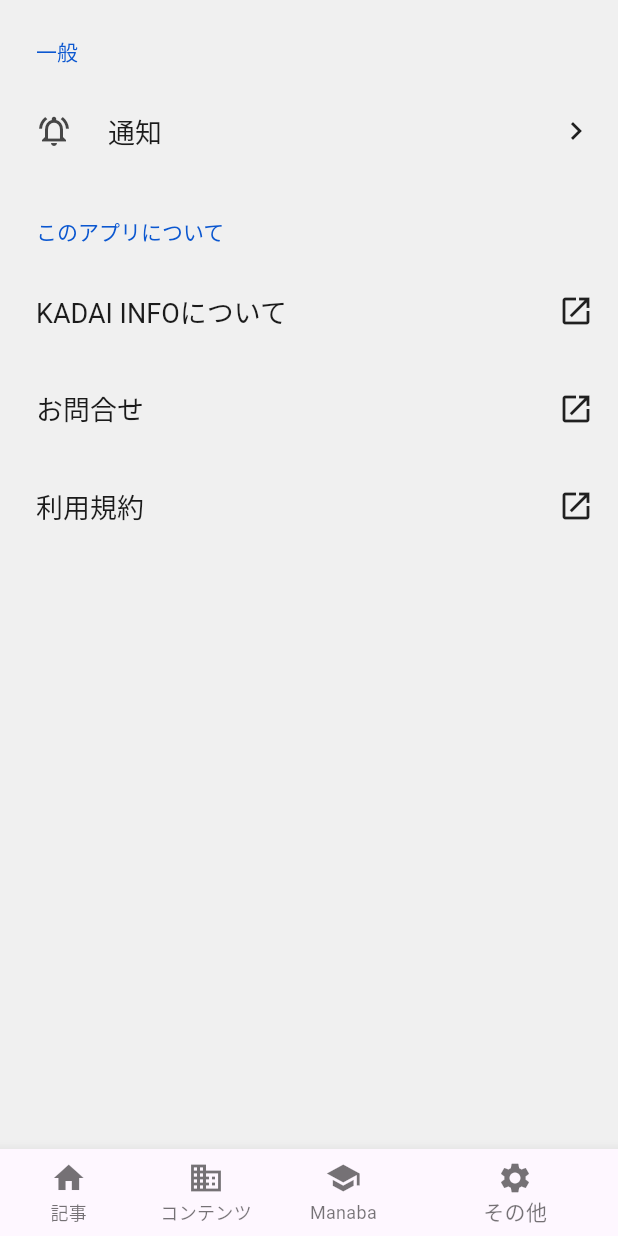
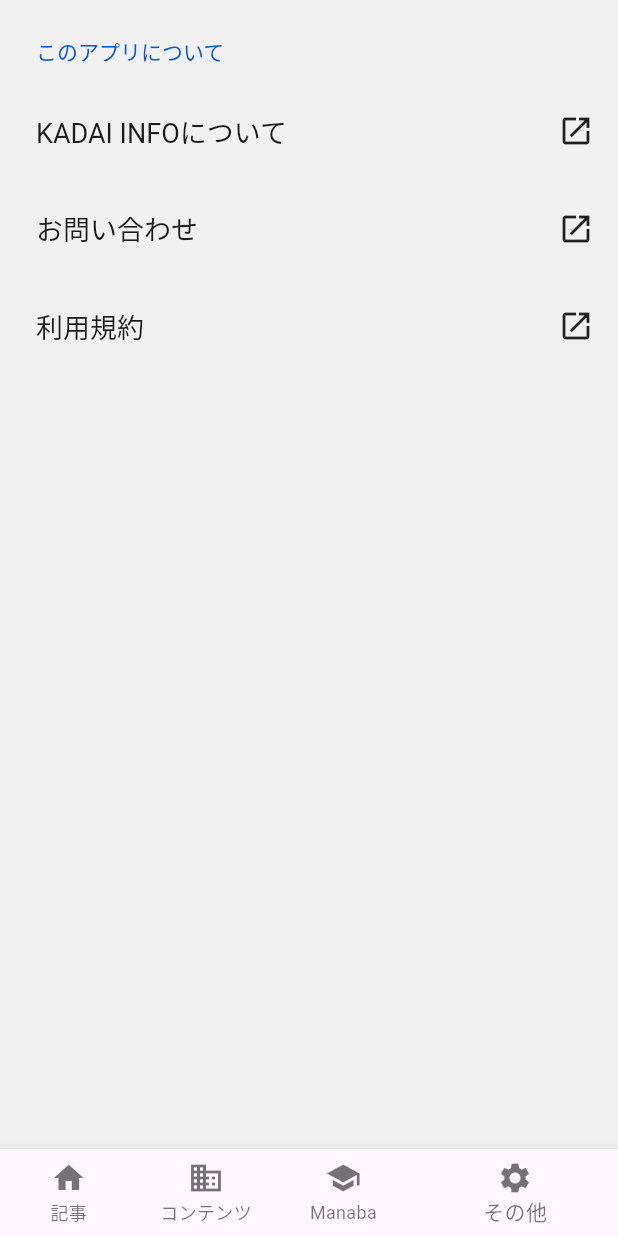
Before and after one commit to kadaiinfo/KADAI-INFO-STUDIO-APP, a Flutter app: the screen it shows after launch, item 4 of the bottom bar chosen, after a tap on "KADAI INFOについて", on a phone screen of 412 x 824 dp. Run offline on Flutter 3.47's test engine with Material 3 defaults, Android fonts, the phone set to English and light mode, and no system bars; drawn by our look-alikes of settings_ui; our stand-ins replace webview_flutter.

```diff
--- a/lib/main.dart
+++ b/lib/main.dart
@@ -1,6 +1,7 @@
 import 'package:flutter/material.dart';
 import 'package:webview_flutter/webview_flutter.dart';
 import 'package:settings_ui/settings_ui.dart';
+import 'package:url_launcher/url_launcher.dart';
 
 void main() {
   runApp(MyApp());
@@ -122,53 +123,64 @@ class SettingsPage extends StatelessWidget {
   @override
   Widget build(BuildContext context) {
     return Scaffold(
+      appBar: PreferredSize(
+        preferredSize: Size.fromHeight(0.0), // AppBarの高さを設定
+        child: AppBar(
+          backgroundColor: Colors.white, // AppBarの背景色を白に設定
+          iconTheme: IconThemeData(color: Colors.black54), // アイコンの色を設定
+          elevation: 0, // AppBarの影をなくす
+          leading: Row(
+            mainAxisSize: MainAxisSize.min,
+            children: [],
+          ),
+        ),
+      ),
       body: SettingsList(
         sections: [
-          SettingsSection(
-            title: const Text('一般'),
-            tiles: [
-              SettingsTile(
-                title: const Text('通知'),
-                leading: const Icon(Icons.notifications_active_outlined),
-                trailing: const Icon(Icons.navigate_next),
-                onPressed: (BuildContext context) {
-                  // 通知設定ページへの遷移などの処理をここに書く
-
-
-
-
-                },
-              ),
-            ],
-          ),
+          // SettingsSection(
+          //   title: const Text('一般'),
+          //   tiles: [
+          //     SettingsTile(
+          //       title: const Text('通知'),
+          //       leading: const Icon(Icons.notifications_active_outlined),
+          //       trailing: const Icon(Icons.navigate_next),
+          //       onPressed: (BuildContext context) {
+          //         // 通知設定ページへの遷移などの処理をここに書く
+          //       },
+          //     ),
+          //   ],
+          // ),
           SettingsSection(
             title: const Text('このアプリについて'),
             tiles: [
               SettingsTile(
                 title: const Text('KADAI INFOについて'),
                 trailing: const Icon(Icons.launch),
-                onPressed: (BuildContext context) {
-                  // 'KADAI INFOについて'ページへの遷移などの処理をここに書く
-                  //URLに遷移する
-
+                onPressed: (BuildContext context) async {
+                  const url = 'https://kadaiinfo.com/about-us';
+                  if (await canLaunch(url)) {
+                    await launch(url);
+                  }
                 },
               ),
               SettingsTile(
-                title: const Text('お問合せ'),
+                title: const Text('お問い合わせ'),
                 trailing: const Icon(Icons.launch),
-                onPressed: (BuildContext context) {
-                  // お問い合わせページへの遷移などの処理をここに書く
-
+                onPressed: (BuildContext context) async {
+                  const url = 'https://kadaiinfo.com/contact';
+                  if (await canLaunch(url)) {
+                    await launch(url);
+                  }
                 },
               ),
               SettingsTile(
                 title: const Text('利用規約'),
                 trailing: const Icon(Icons.launch),
-                onPressed: (BuildContext context) {
-                  // ライセンスページへの遷移などの処理をここに書く
-
-
-
+                onPressed: (BuildContext context) async {
+                  const url = 'https://kadaiinfo.com/terms';
+                  if (await canLaunch(url)) {
+                    await launch(url);
+                  }
                 },
               ),
             ],
```
Also changed, not shown: pubspec.yaml (+2 -51 lines), pubspec.lock, 1 other file.
